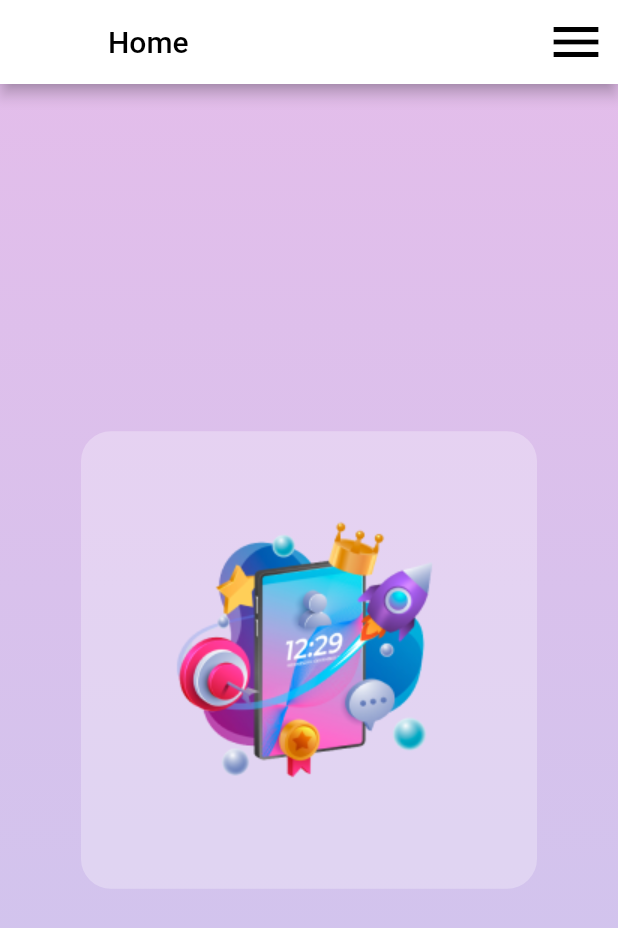
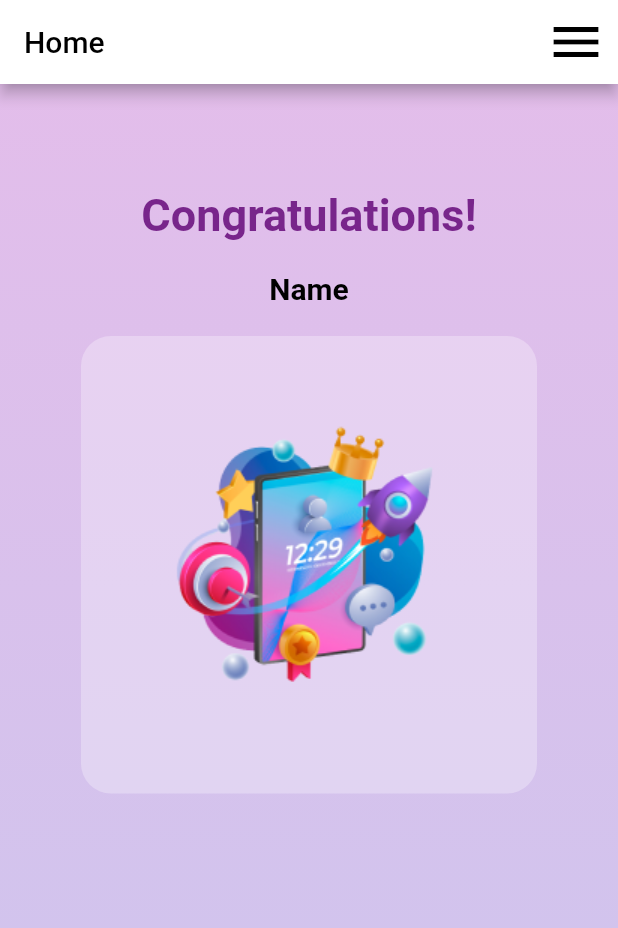
Before and after one commit to aya-djihane/idj23, a Flutter app: the screen it shows after launch, after a tap on "Continue", on a phone screen of 412 x 824 dp. Shown: the top 928 px of the screen. Run offline on Flutter 3.47's test engine with Material 2 defaults, Android fonts, the light colour scheme and no system bars.

Commit message:
1- Update the login screen

```diff
--- a/lib/home.dart
+++ b/lib/home.dart
@@ -10,6 +10,7 @@ class _HomeState extends State<Home> {
     return Scaffold(
       appBar: AppBar(
         backgroundColor: Colors.white,
+automaticallyImplyLeading: false,
         title: const Text('Home',style: TextStyle(color: Colors.black),),
         actions:const [
            Padding(
@@ -30,8 +31,24 @@ class _HomeState extends State<Home> {
                   const Color(0xff9E92E2).withOpacity(.5)
                 ],
               )),
-          child: Stack(
+          child: Column(
             children: [
+           const SizedBox(height: 70,),
+
+               Column(
+                 children: const[
+                   Text('Congratulations!',style: TextStyle(
+                     color: Color(0xff78258B),fontSize: 30,fontWeight: FontWeight.bold,
+                   ),
+                   ),
+                   const SizedBox(height: 20,),
+                   Text('Name',style: TextStyle(
+                     color: Colors.black,fontSize: 20,fontWeight: FontWeight.bold,
+                   ),
+                   ),
+                 ],
+               ),
+              const SizedBox(height: 20,),
               Align(
                 alignment: Alignment.center,
                 child: Container(
--- a/lib/login_screen.dart
+++ b/lib/login_screen.dart
@@ -14,7 +14,8 @@ class _LoginScreenState extends State<LoginScreen> {
     return Scaffold(
       resizeToAvoidBottomInset: false,
       backgroundColor: Colors.white,
-      body: Container(
+      body: SingleChildScrollView(
+        child: Container(
           width: MediaQuery.of(context).size.width,
           height: MediaQuery.of(context).size.height,
           decoration: BoxDecoration(
@@ -68,7 +69,7 @@ class _LoginScreenState extends State<LoginScreen> {
                     padding:  EdgeInsets.only(left: 20.0,right: 20,top: 5),
                     child: TextField(
                       decoration: InputDecoration(
-                      hintText: 'name',
+                        hintText: 'Enter your Email',
                           border: OutlineInputBorder(
                               borderSide: BorderSide.none
                           )
@@ -78,56 +79,51 @@ class _LoginScreenState extends State<LoginScreen> {
                   ),
                 ),
               ),
-            Padding(
-              padding: const EdgeInsets.only(left: 20.0, right: 20, bottom: 20),
-              child: Container(
-                height: 68,
-                decoration: BoxDecoration(
-                  color: Colors.white.withOpacity(.9),
-                  borderRadius: BorderRadius.circular(37),
-                  boxShadow: [
-                    BoxShadow(
-                      color: Color(0xff78258B).withOpacity(0.3),
-                      spreadRadius: 2,
-                      blurRadius: 5,
-                      offset: Offset(2, 3), // changes position of shadow
-                    ),
-                  ],
-                ),
-                child:const Padding(
-                  padding:  EdgeInsets.only(left: 20.0,right: 20,top: 5),
-                  child: TextField(
-                    decoration: InputDecoration(
-                        hintText: 'password',
-                        border: OutlineInputBorder(
-                            borderSide: BorderSide.none
-                        ),
-                    ),
-                    obscureText: true,
-
-                  ),
-                ),
-              ),
-            ),
-
+              // Padding(
+              //   padding: const EdgeInsets.only(left: 20.0, right: 20, bottom: 20),
+              //   child: Container(
+              //     height: 68,
+              //     decoration: BoxDecoration(
+              //       color: Colors.white.withOpacity(.9),
+              //       borderRadius: BorderRadius.circular(37),
+              //       boxShadow: [
+              //         BoxShadow(
+              //           color: Color(0xff78258B).withOpacity(0.3),
+              //           spreadRadius: 2,
+              //           blurRadius: 5,
+              //           offset: Offset(2, 3), // changes position of shadow
+              //         ),
+              //       ],
+              //     ),
+              //     child:const Padding(
+              //       padding:  EdgeInsets.only(left: 20.0,right: 20,top: 5),
+              //       child: TextField(
+              //         decoration: InputDecoration(
+              //             hintText: 'Last name',
+              //             border: OutlineInputBorder(
+              //                 borderSide: BorderSide.none
+              //             ),
+              //         ),
+              //       ),
+              //     ),
+              //   ),
+              // ),
               // this is the Login Button
               GestureDetector(
-              onTap: ()=>  Navigator.push(
-                  context,
-                  MaterialPageRoute(builder: (context) => Home(),)),
+                onTap: ()=>  Navigator.push(context, MaterialPageRoute(builder: (context) => const Home(),)),
                 child: Padding(
                   padding: const EdgeInsets.only(left: 40.0, right: 40, top: 10),
                   child: Container(
                     height: 68,
                     decoration: BoxDecoration(
-                    color: Color(0xff78258B).withOpacity(.8),
+                      color: const Color(0xff78258B).withOpacity(.8),
                       borderRadius: BorderRadius.circular(37),
                       boxShadow: [
                         BoxShadow(
-                        color: Color(0xff78258B).withOpacity(0.3),
+                          color: const Color(0xff78258B).withOpacity(0.3),
                           spreadRadius: 2,
                           blurRadius: 5,
-                        offset: Offset(2, 3),
+                          offset: const Offset(2, 3),
                           // changes position of shadow
                         ),
                       ],
@@ -145,7 +141,6 @@ class _LoginScreenState extends State<LoginScreen> {
                   ),
                 ),
               ),
-
               Padding(
                 padding: const EdgeInsets.symmetric(horizontal: 20.0,vertical:20 ),
                 child: Row(
@@ -183,6 +178,7 @@ class _LoginScreenState extends State<LoginScreen> {
             ],
           ),
         ),
+      ),
     );
   }
 }
--- a/lib/main.dart
+++ b/lib/main.dart
@@ -12,7 +12,7 @@ class MyApp extends StatelessWidget {
   // This widget is the root of your application.
   @override
   Widget build(BuildContext context) {
-    return MaterialApp(
+    return const MaterialApp(
       home:  LoginScreen(),
     );
   }
```
Lines whose indentation alone changed are shown as unchanged.
